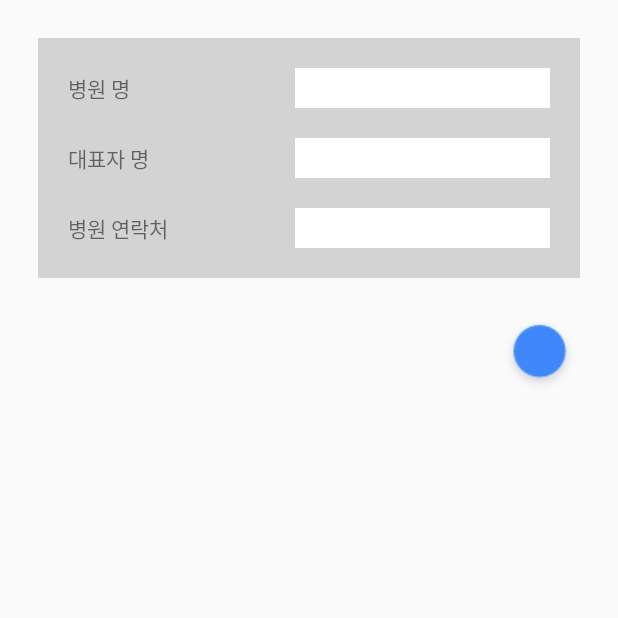
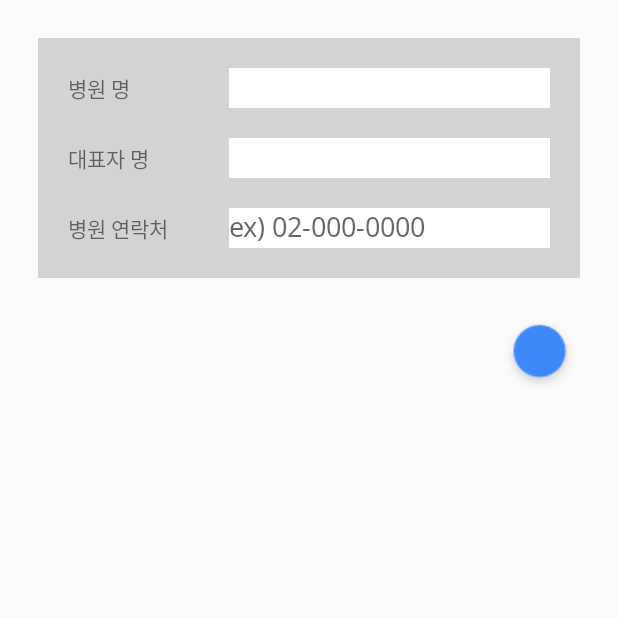
Before and after one commit to Gayeoon/2019_EPIS_Tufu4, an Android app: the JoinActivity screen opened directly, with no data from a screen before it, after a tap on an icon or button, on a phone screen of 412 x 824 dp, the top half of it. Run offline under Robolectric (Android 15) with nearby library versions, the phone set to English and light mode, and no system bars; 3 statements that could not run were skipped.

Commit message:
병원 기능 수정

```diff
--- a/app/src/main/java/com/example/rkdus/a2019_epis_tufu4/AlarmActivity.java
+++ b/app/src/main/java/com/example/rkdus/a2019_epis_tufu4/AlarmActivity.java
@@ -11,7 +11,7 @@ import android.widget.ListView;
 
 import java.util.ArrayList;
 
-public class AlarmActivity extends AppCompatActivity {
+public class AlarmActivity extends BaseActivity {
 
     ListView builtInList, externalList;
     MyAdapter builtInAdapter, externalAdapter;
--- a/app/src/main/java/com/example/rkdus/a2019_epis_tufu4/HospitalActivity.java
+++ b/app/src/main/java/com/example/rkdus/a2019_epis_tufu4/HospitalActivity.java
@@ -26,7 +26,7 @@ import java.net.MalformedURLException;
 import java.net.URL;
 
 
-public class HospitalActivity extends AppCompatActivity {
+public class HospitalActivity extends BaseActivity {
     public static final String TAG = "HospitalActivity";
 
     String id;
--- a/app/src/main/java/com/example/rkdus/a2019_epis_tufu4/JoinActivity.java
+++ b/app/src/main/java/com/example/rkdus/a2019_epis_tufu4/JoinActivity.java
@@ -7,8 +7,11 @@ import android.os.StrictMode;
 import android.support.v7.app.AppCompatActivity;
 import android.util.Log;
 import android.view.View;
+import android.view.animation.Animation;
+import android.view.animation.AnimationUtils;
 import android.widget.EditText;
 import android.widget.ImageButton;
+import android.widget.ImageView;
 import android.widget.LinearLayout;
 import android.widget.Toast;
 
@@ -28,14 +31,19 @@ import java.net.HttpURLConnection;
 import java.net.MalformedURLException;
 import java.net.URL;
 
-public class JoinActivity extends AppCompatActivity {
+import static java.lang.Thread.sleep;
+
+public class JoinActivity extends BaseActivity {
 
     EditText ehospital, ename, enumber, eid, epw;
     ImageButton next_one, next_two;
     LinearLayout idpw;
+    ImageView no;
 
-    String hospital = null, name = null, number = null, id="", pw="";
+    String hospital = null, name = null, number = null, id = "", pw = "";
     boolean success;
+
+    Animation slowly_appear, slowlyDisappear;
 
     @Override
     protected void onCreate(Bundle savedInstanceState) {
@@ -55,8 +63,9 @@ public class JoinActivity extends AppCompatActivity {
         next_one = (ImageButton) findViewById(R.id.next_one);
         next_two = (ImageButton) findViewById(R.id.next_two);
 
-        idpw = (LinearLayout)findViewById(R.id.idpw);
+        idpw = (LinearLayout) findViewById(R.id.idpw);
 
+        no = (ImageView) findViewById(R.id.no);
 
         next_one.setOnClickListener(new View.OnClickListener() {
             @Override
@@ -65,18 +74,8 @@ public class JoinActivity extends AppCompatActivity {
                 name = ename.getText().toString();
                 number = enumber.getText().toString();
 
-                success = ThreeCheck(hospital, name, number);
+                new ThreeCheck().execute("http://192.168.0.39:3000/getThreeCheck");
 
-                if (success){
-                    idpw.setVisibility(View.VISIBLE);
-                    next_two.setVisibility(View.VISIBLE);
-                    ehospital.setEnabled(false);
-                    ename.setEnabled(false);
-                    enumber.setEnabled(false);
-
-                }else {
-                    // 존재하지 않는 병원 ImageView 띄우기
-                }
             }
         });
 
@@ -92,66 +91,6 @@ public class JoinActivity extends AppCompatActivity {
 
     }
 
-    boolean ThreeCheck(String hospital, String name, String number) {
-
-        boolean inHospital = false, inNumber = false;
-        String tHospital = null, tNumber = null;
-
-        try {
-            URL url = new URL("http://211.237.50.150:7080/openapi/sample/xml/Grid_20141225000000000161_1/1/5?"
-                    + "API_KEY=9e419c9fb4293de4b448d0f553b753baddda8bc74c07e14f64fcb69ae1cbde4e&"
-                    + "RPRSNTV_NM=" + name
-            );
-
-            XmlPullParserFactory parserCreator = XmlPullParserFactory.newInstance();
-            XmlPullParser parser = parserCreator.newPullParser();
-
-            parser.setInput(url.openStream(), null);
-
-            int parserEvent = parser.getEventType();
-
-            while (parserEvent != XmlPullParser.END_DOCUMENT) {
-                switch (parserEvent) {
-                    case XmlPullParser.START_TAG:
-                        if (parser.getName().equals("ENTRPS_NM")) {
-                            inHospital = true;
-                        }
-                        if (parser.getName().equals("ENTRPS_TELNO")) {
-                            inNumber = true;
-                        }
-                        break;
-
-                    case XmlPullParser.TEXT:
-                        if (inHospital) {
-                            tHospital = parser.getText();
-                            inHospital = false;
-                        }
-                        if (inNumber) {
-                            tNumber = parser.getText();
-                            inNumber = false;
-                        }
-                        break;
-                }
-                parserEvent = parser.next();
-            }
-        } catch (Exception e) {
-            Toast.makeText(this, "대표자 이름이 틀렸다!", Toast.LENGTH_SHORT).show();
-            return false;
-        }
-
-        if (hospital.equals(tHospital)) {
-            if (number.equals(tNumber)) {
-                return true;
-            } else {
-                Toast.makeText(this, "번호가 틀렸다!", Toast.LENGTH_SHORT).show();
-                return false;
-            }
-        } else {
-            Toast.makeText(this, "병원명이 틀렸다!", Toast.LENGTH_SHORT).show();
-            return false;
-        }
-
-    }
 
     /* IDCheck : 중복된 ID 값이 있는지 체크
      * ID 중복이 있으면 -> int 1
@@ -256,10 +195,10 @@ public class JoinActivity extends AppCompatActivity {
 
                         new JoinDB().execute("http://192.168.0.39:3000/getJoin");
 
-                    } else if (success == 2){
+                    } else if (success == 2) {
                         Toast.makeText(getApplicationContext(), "이미 존재하는 아이디 입니다.", Toast.LENGTH_LONG).show();
                         eid.setText("");
-                    }else{
+                    } else {
                         Toast.makeText(getApplicationContext(), "ERROR", Toast.LENGTH_LONG).show();
                     }
                 }
@@ -375,7 +314,7 @@ public class JoinActivity extends AppCompatActivity {
                         Intent intent = new Intent(getApplicationContext(), SelectPicActivity.class);
                         intent.putExtra("id", id);
                         startActivity(intent);
-                    }else{
+                    } else {
                         Toast.makeText(getApplicationContext(), "ERROR", Toast.LENGTH_LONG).show();
                     }
                 }
@@ -388,4 +327,163 @@ public class JoinActivity extends AppCompatActivity {
         }
     }
 
+    /* ThreeCheck : 병원 명, 대표자 명, 전화번호가 같은지 확인
+     * 파라미터와 DB 내용이 모두 같으면 -> int 1
+     * 파라미터와 DB 내용이 다르면 -> int 2
+     * Default(에러 체크 하려고 만들었음) -> int 0
+     *
+     * Uri  --->   /getThreeCheck
+     * Parm  --->   {"user":{"hospital":"미리내동물병원","name":"김가연","number":"031-574-7580"}} 전송
+     * Result  --->   {"result":1} 결과 값 */
+
+    public class ThreeCheck extends AsyncTask<String, String, String> {
+
+        @Override
+
+        protected String doInBackground(String... urls) {
+
+            try {
+
+                JSONObject jsonObject = new JSONObject();
+                JSONObject tmp = new JSONObject();
+
+                tmp.accumulate("hospital", hospital);
+                tmp.accumulate("name", name);
+                tmp.accumulate("number", number);
+
+                jsonObject.accumulate("user", tmp);
+
+                HttpURLConnection con = null;
+                BufferedReader reader = null;
+
+                try {
+
+                    URL url = new URL(urls[0]);
+                    con = (HttpURLConnection) url.openConnection();
+                    con.setRequestMethod("POST");
+                    con.setRequestProperty("Cache-Control", "no-cache");
+                    con.setRequestProperty("Content-Type", "application/json");
+                    con.setRequestProperty("Accept", "text/html");
+                    con.setDoOutput(true);
+                    con.setDoInput(true);
+                    con.connect();
+
+                    //서버로 보내기위해서 스트림 만듬
+                    OutputStream outStream = con.getOutputStream();
+
+                    //버퍼를 생성하고 넣음
+                    BufferedWriter writer = new BufferedWriter(new OutputStreamWriter(outStream));
+
+                    Log.e("JoinActivity", jsonObject.toString());
+                    writer.write(jsonObject.toString());
+                    writer.flush();
+                    writer.close();//버퍼를 받아줌
+
+                    //서버로 부터 데이터를 받음
+                    InputStream stream = con.getInputStream();
+                    reader = new BufferedReader(new InputStreamReader(stream));
+                    StringBuffer buffer = new StringBuffer();
+                    String line = "";
+
+                    while ((line = reader.readLine()) != null) {
+                        buffer.append(line);
                     }
+
+                    return buffer.toString();
+
+                } catch (MalformedURLException e) {
+                    e.printStackTrace();
+                } catch (IOException e) {
+                    e.printStackTrace();
+                } finally {
+                    if (con != null) {
+                        con.disconnect();
+                    }
+                    try {
+                        if (reader != null) {
+                            reader.close();//버퍼를 닫아줌
+                        }
+                    } catch (IOException e) {
+                        e.printStackTrace();
+                    }
+                }
+            } catch (Exception e) {
+                e.printStackTrace();
+            }
+            return null;
+        }
+
+        @Override
+        protected void onPostExecute(String result) {
+            super.onPostExecute(result);
+
+            JSONObject json = null;
+            int success = 0;
+
+            try {
+                json = new JSONObject(result);
+
+                if (json.get("result") == null) {
+                    new ThreeCheck().execute("http://192.168.0.39:3000/getThreeCheck");
+                } else {
+
+                    success = (int) json.get("result");
+
+                    if (success == 1) {
+
+                        idpw.setVisibility(View.VISIBLE);
+                        next_two.setVisibility(View.VISIBLE);
+                        ehospital.setEnabled(false);
+                        ename.setEnabled(false);
+                        enumber.setEnabled(false);
+
+                    } else if (success == 2) {
+
+                        next_one.setEnabled(false);
+
+                        no.setVisibility(View.VISIBLE);
+
+                        slowly_appear = AnimationUtils.loadAnimation(getApplicationContext(), R.anim.slowly_appear);
+                        slowlyDisappear = AnimationUtils.loadAnimation(getApplicationContext(), R.anim.slowly_disappear);
+
+                        slowly_appear.setAnimationListener(new Animation.AnimationListener(){
+                            public void onAnimationEnd(Animation animation){
+                                try {
+                                    sleep(2000);
+                                } catch (InterruptedException e) {
+                                    e.printStackTrace();
+                                }
+
+                                no.setAnimation(slowlyDisappear);
+                            }
+                            public void onAnimationStart(Animation animation){;}
+                            public void onAnimationRepeat(Animation animation){;}
+                        });
+
+                        slowlyDisappear.setAnimationListener(new Animation.AnimationListener(){
+                            public void onAnimationEnd(Animation animation){
+                                no.setVisibility(View.GONE);
+
+                                next_one.setEnabled(true);
+                            }
+                            public void onAnimationStart(Animation animation){;}
+                            public void onAnimationRepeat(Animation animation){;}
+                        });
+
+                        no.setAnimation(slowly_appear);
+
+                    } else {
+                        Toast.makeText(getApplicationContext(), "ERROR", Toast.LENGTH_LONG).show();
+                    }
+                }
+            } catch (JSONException e) {
+                e.printStackTrace();
+            }
+
+            Log.e("JoinActivity", result);
+
+        }
+    }
+
+
+}
--- a/app/src/main/java/com/example/rkdus/a2019_epis_tufu4/LoginActivity.java
+++ b/app/src/main/java/com/example/rkdus/a2019_epis_tufu4/LoginActivity.java
@@ -28,8 +28,7 @@ import java.net.HttpURLConnection;
 import java.net.MalformedURLException;
 import java.net.URL;
 
-public class LoginActivity extends AppCompatActivity {
-    public static final String SERVER_URL = " http://192.168.0.39:3000";
+public class LoginActivity extends BaseActivity {
     public static final String TAG = "LoginActivity";
 
     EditText eid, epw;
--- a/app/src/main/java/com/example/rkdus/a2019_epis_tufu4/SelectPicActivity.java
+++ b/app/src/main/java/com/example/rkdus/a2019_epis_tufu4/SelectPicActivity.java
@@ -20,7 +20,7 @@ import java.io.FileNotFoundException;
 import java.io.FileOutputStream;
 import java.io.IOException;
 
-public class SelectPicActivity extends AppCompatActivity implements View.OnClickListener{
+public class SelectPicActivity extends BaseActivity implements View.OnClickListener{
 private static final int PICK_FROM_CAMERA =0;
     private static final int PICK_FROM_ALBUM =1;
     private static final int CROP_FROM_IMAGE =2;
--- a/app/src/main/java/com/example/rkdus/a2019_epis_tufu4/StatusActivity.java
+++ b/app/src/main/java/com/example/rkdus/a2019_epis_tufu4/StatusActivity.java
@@ -3,7 +3,7 @@ package com.example.rkdus.a2019_epis_tufu4;
 import android.os.Bundle;
 import android.support.v7.app.AppCompatActivity;
 
-public class StatusActivity extends AppCompatActivity {
+public class StatusActivity extends BaseActivity {
 
     @Override
     protected void onCreate(Bundle savedInstanceState) {
--- a/app/src/main/res/layout/activity_join.xml
+++ b/app/src/main/res/layout/activity_join.xml
@@ -26,7 +26,6 @@
                     android:layout_width="wrap_content"
                     android:layout_height="wrap_content"
                     android:layout_weight="1"
-                    android:fontFamily="@font/notosansregular"
                     android:text="병원 명" />
 
                 <EditText
@@ -34,8 +33,7 @@
                     android:layout_width="wrap_content"
                     android:layout_height="wrap_content"
                     android:layout_weight="2"
-                    android:background="@color/colorWhite"
-                    android:fontFamily="@font/notosansregular" />
+                    android:background="@color/colorWhite"/>
 
             </TableRow>
 
@@ -45,7 +43,6 @@
                     android:layout_width="wrap_content"
                     android:layout_height="wrap_content"
                     android:layout_weight="1"
-                    android:fontFamily="@font/notosansregular"
                     android:text="대표자 명" />
 
                 <EditText
@@ -53,8 +50,7 @@
                     android:layout_width="wrap_content"
                     android:layout_height="wrap_content"
                     android:layout_weight="2"
-                    android:background="@color/colorWhite"
-                    android:fontFamily="@font/notosansregular" />
+                    android:background="@color/colorWhite"/>
 
             </TableRow>
 
@@ -64,7 +60,6 @@
                     android:layout_width="wrap_content"
                     android:layout_height="wrap_content"
                     android:layout_weight="1"
-                    android:fontFamily="@font/notosansregular"
                     android:text="병원 연락처" />
 
                 <EditText
@@ -72,8 +67,9 @@
                     android:layout_width="wrap_content"
                     android:layout_height="wrap_content"
                     android:layout_weight="2"
-                    android:background="@color/colorWhite"
-                    android:fontFamily="@font/notosansregular" />
+                    android:inputType="phone"
+                    android:hint="ex) 02-000-0000"
+                    android:background="@color/colorWhite"/>
 
             </TableRow>
         </TableLayout>
@@ -88,7 +84,7 @@
         android:layout_marginRight="25dp"
         android:background="@drawable/button" />
 
-    <ImageButton
+    <ImageView
         android:id="@+id/no"
         android:visibility="gone"
         android:layout_width="wrap_content"
@@ -119,7 +115,6 @@
                     android:layout_width="wrap_content"
                     android:layout_height="wrap_content"
                     android:layout_weight="1"
-                    android:fontFamily="@font/notosansregular"
                     android:text="아이디" />
 
                 <EditText
@@ -127,8 +122,7 @@
                     android:layout_width="wrap_content"
                     android:layout_height="wrap_content"
                     android:layout_weight="2"
-                    android:background="@color/colorWhite"
-                    android:fontFamily="@font/notosansregular" />
+                    android:background="@color/colorWhite"/>
 
             </TableRow>
 
@@ -138,7 +132,6 @@
                     android:layout_width="wrap_content"
                     android:layout_height="wrap_content"
                     android:layout_weight="1"
-                    android:fontFamily="@font/notosansregular"
                     android:text="비밀번호" />
 
                 <EditText
@@ -146,8 +139,9 @@
                     android:layout_width="wrap_content"
                     android:layout_height="wrap_content"
                     android:layout_weight="2"
-                    android:background="@color/colorWhite"
-                    android:fontFamily="@font/notosansregular" />
+                    android:maxLength="11"
+                    android:inputType="textPassword"
+                    android:background="@color/colorWhite" />
 
             </TableRow>
 
```
Also changed, not shown: app/src/main/res/anim/slowly_appear.xml (added, +7 -0 lines), app/src/main/res/anim/slowly_disappear.xml (added, +7 -0 lines), app/src/main/assets/font/notosansbold.ttf (added), app/src/main/assets/font/notosansregular.ttf (added), 3 other files. Lines whose indentation alone changed are shown as unchanged.
